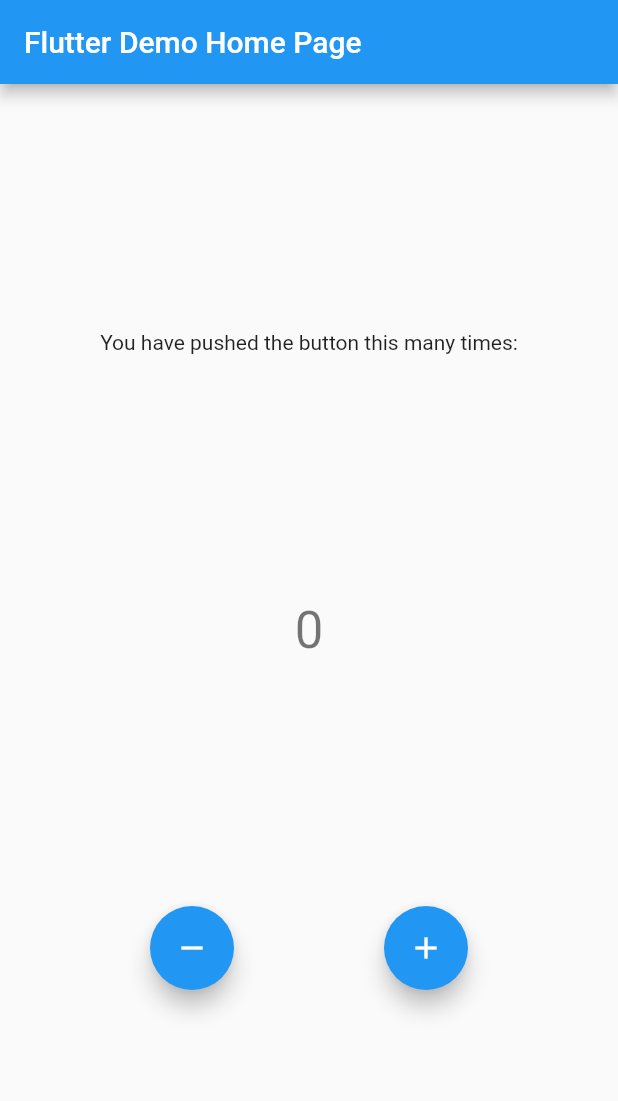
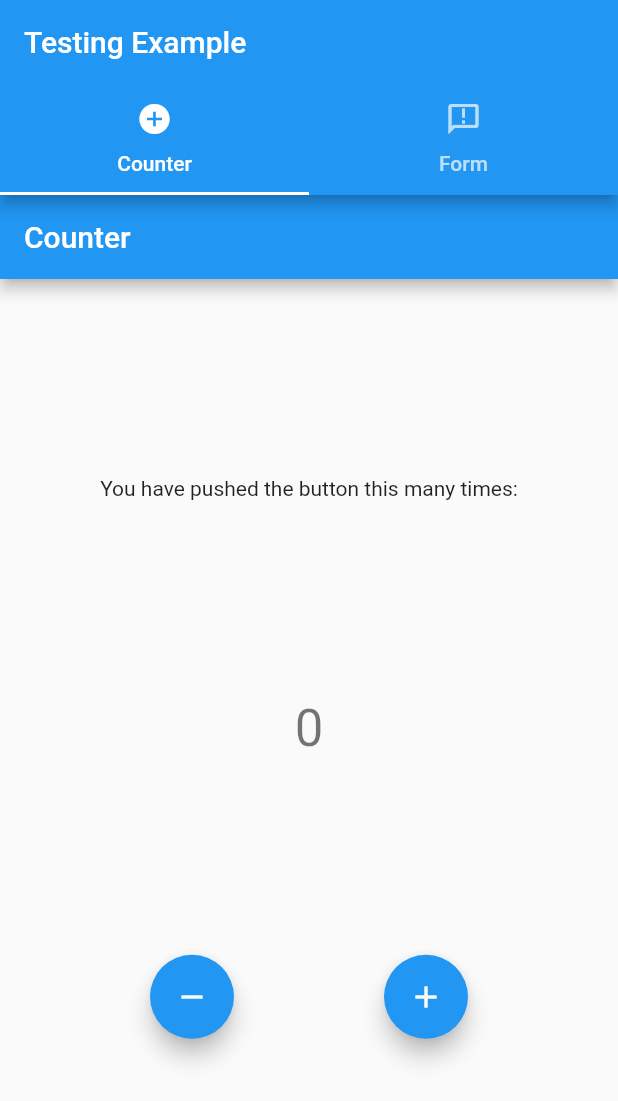
Before and after one commit to JankariTech/flutterBDDexample, a Flutter app: the screen it shows after launch, on a phone screen of 412 x 824 dp. Shown: the top 1101 px of the screen. Run offline on Flutter 3.47's test engine with Material 2 defaults, Android fonts, the phone set to English and light mode, and no system bars.

Commit message:
make the example more complex

```diff
--- /dev/null
+++ b/myapp/lib/counter_page.dart
@@ -0,0 +1,109 @@
+import 'package:flutter/material.dart';
+
+class CounterPage extends StatefulWidget {
+  CounterPage({Key key, this.title}) : super(key: key);
+
+  // This widget is the home page of your application. It is stateful, meaning
+  // that it has a State object (defined below) that contains fields that affect
+  // how it looks.
+
+  // This class is the configuration for the state. It holds the values (in this
+  // case the title) provided by the parent (in this case the App widget) and
+  // used by the build method of the State. Fields in a Widget subclass are
+  // always marked "final".
+
+  final String title;
+
+  @override
+  _CounterPageState createState() => _CounterPageState();
+}
+
+class _CounterPageState extends State<CounterPage> {
+  int _counter = 0;
+
+  void _incrementCounter() {
+    setState(() {
+      // This call to setState tells the Flutter framework that something has
+      // changed in this State, which causes it to rerun the build method below
+      // so that the display can reflect the updated values. If we changed
+      // _counter without calling setState(), then the build method would not be
+      // called again, and so nothing would appear to happen.
+      _counter++;
+    });
+  }
+
+  void _decrementCounter() {
+    setState(() {
+      if (_counter > 0) {
+        _counter--;
+      }
+    });
+  }
+
+  @override
+  Widget build(BuildContext context) {
+    // This method is rerun every time setState is called, for instance as done
+    // by the _incrementCounter method above.
+    //
+    // The Flutter framework has been optimized to make rerunning build methods
+    // fast, so that you can just rebuild anything that needs updating rather
+    // than having to individually change instances of widgets.
+    return Scaffold(
+      appBar: AppBar(
+        // Here we take the value from the CounterPage object that was created by
+        // the App.build method, and use it to set our appbar title.
+        title: Text(widget.title),
+      ),
+      body: Center(
+        // Center is a layout widget. It takes a single child and positions it
+        // in the middle of the parent.
+        child: Column(
+          // Column is also a layout widget. It takes a list of children and
+          // arranges them vertically. By default, it sizes itself to fit its
+          // children horizontally, and tries to be as tall as its parent.
+          //
+          // Invoke "debug painting" (press "p" in the console, choose the
+          // "Toggle Debug Paint" action from the Flutter Inspector in Android
+          // Studio, or the "Toggle Debug Paint" command in Visual Studio Code)
+          // to see the wireframe for each widget.
+          //
+          // Column has various properties to control how it sizes itself and
+          // how it positions its children. Here we use mainAxisAlignment to
+          // center the children vertically; the main axis here is the vertical
+          // axis because Columns are vertical (the cross axis would be
+          // horizontal).
+          mainAxisAlignment: MainAxisAlignment.spaceEvenly,
+          children: <Widget>[
+            Text(
+              'You have pushed the button this many times:',
+            ),
+            Text(
+              '$_counter',
+              key: Key('counter'),
+              style: Theme.of(context).textTheme.headline4,
+            ),
+            Row(
+                mainAxisAlignment: MainAxisAlignment.spaceEvenly,
+                children: <Widget>[
+                  FloatingActionButton(
+                    onPressed: _decrementCounter,
+                    key: Key('decrement'),
+                    tooltip: 'decrement',
+                    child: Icon(Icons.remove),
+                  ),
+                  FloatingActionButton(
+                    // Provide a Key to this button. This allows finding this
+                    // specific button inside the test suite, and tapping it.
+                    key: Key('increment'),
+                    onPressed: _incrementCounter,
+                    tooltip: 'Increment',
+                    child: Icon(Icons.add),
+                  ),
+                ]
+            )
+          ],
+        ),
+      ),
+    );
+  }
+}
--- a/myapp/lib/main.dart
+++ b/myapp/lib/main.dart
@@ -1,4 +1,6 @@
 import 'package:flutter/material.dart';
+import 'package:myapp/counter_page.dart';
+import 'package:myapp/form_page.dart';
 
 void main() {
   runApp(MyApp());
@@ -26,113 +28,30 @@ class MyApp extends StatelessWidget {
         // closer together (more dense) than on mobile platforms.
         visualDensity: VisualDensity.adaptivePlatformDensity,
       ),
-      home: MyHomePage(title: 'Flutter Demo Home Page'),
-    );
-  }
-}
-
-class MyHomePage extends StatefulWidget {
-  MyHomePage({Key key, this.title}) : super(key: key);
-
-  // This widget is the home page of your application. It is stateful, meaning
-  // that it has a State object (defined below) that contains fields that affect
-  // how it looks.
-
-  // This class is the configuration for the state. It holds the values (in this
-  // case the title) provided by the parent (in this case the App widget) and
-  // used by the build method of the State. Fields in a Widget subclass are
-  // always marked "final".
-
-  final String title;
-
-  @override
-  _MyHomePageState createState() => _MyHomePageState();
-}
-
-class _MyHomePageState extends State<MyHomePage> {
-  int _counter = 0;
-
-  void _incrementCounter() {
-    setState(() {
-      // This call to setState tells the Flutter framework that something has
-      // changed in this State, which causes it to rerun the build method below
-      // so that the display can reflect the updated values. If we changed
-      // _counter without calling setState(), then the build method would not be
-      // called again, and so nothing would appear to happen.
-      _counter++;
-    });
-  }
-
-  void _decrementCounter() {
-    setState(() {
-      if (_counter > 0) {
-        _counter--;
-      }
-    });
-  }
-
-  @override
-  Widget build(BuildContext context) {
-    // This method is rerun every time setState is called, for instance as done
-    // by the _incrementCounter method above.
-    //
-    // The Flutter framework has been optimized to make rerunning build methods
-    // fast, so that you can just rebuild anything that needs updating rather
-    // than having to individually change instances of widgets.
-    return Scaffold(
-      appBar: AppBar(
-        // Here we take the value from the MyHomePage object that was created by
-        // the App.build method, and use it to set our appbar title.
-        title: Text(widget.title),
-      ),
-      body: Center(
-        // Center is a layout widget. It takes a single child and positions it
-        // in the middle of the parent.
-        child: Column(
-          // Column is also a layout widget. It takes a list of children and
-          // arranges them vertically. By default, it sizes itself to fit its
-          // children horizontally, and tries to be as tall as its parent.
-          //
-          // Invoke "debug painting" (press "p" in the console, choose the
-          // "Toggle Debug Paint" action from the Flutter Inspector in Android
-          // Studio, or the "Toggle Debug Paint" command in Visual Studio Code)
-          // to see the wireframe for each widget.
-          //
-          // Column has various properties to control how it sizes itself and
-          // how it positions its children. Here we use mainAxisAlignment to
-          // center the children vertically; the main axis here is the vertical
-          // axis because Columns are vertical (the cross axis would be
-          // horizontal).
-          mainAxisAlignment: MainAxisAlignment.spaceEvenly,
-          children: <Widget>[
-            Text(
-              'You have pushed the button this many times:',
+      home: DefaultTabController(
+        length: 2,
+        child: Scaffold(
+          appBar: AppBar(
+            bottom: TabBar(
+              tabs: [
+                Tab(
+                  icon: Icon(Icons.add_circle_sharp),
+                  text: 'Counter',
+                ),
+                Tab(
+                  icon: Icon(Icons.announcement_outlined),
+                  text: 'Form',
+                ),
+              ],
             ),
-            Text(
-              '$_counter',
-              key: Key('counter'),
-              style: Theme.of(context).textTheme.headline4,
-            ),
-            Row(
-              mainAxisAlignment: MainAxisAlignment.spaceEvenly,
-                children: <Widget>[
-                  FloatingActionButton(
-                    onPressed: _decrementCounter,
-                    key: Key('decrement'),
-                    tooltip: 'decrement',
-                    child: Icon(Icons.remove),
-                  ),
-                  FloatingActionButton(
-                    // Provide a Key to this button. This allows finding this
-                    // specific button inside the test suite, and tapping it.
-                    key: Key('increment'),
-                    onPressed: _incrementCounter,
-                    tooltip: 'Increment',
-                    child: Icon(Icons.add),
-                  ),
-                ]
-            )
-          ],
+            title: Text('Testing Example'),
+          ),
+          body: TabBarView(
+            children: [
+              CounterPage(title: 'Counter'),
+              FormWidgetsDemo(),
+            ],
+          ),
         ),
       ),
     );
--- a/myapp/pubspec.yaml
+++ b/myapp/pubspec.yaml
@@ -28,6 +28,7 @@ dependencies:
   # The following adds the Cupertino Icons font to your application.
   # Use with the CupertinoIcons class for iOS style icons.
   cupertino_icons: ^0.1.3
+  intl: ^0.16.1
 
 dev_dependencies:
   flutter_test:
```
Also changed, not shown: myapp/lib/form_page.dart (added, +216 -0 lines), myapp/pubspec.lock, 4 other files.
